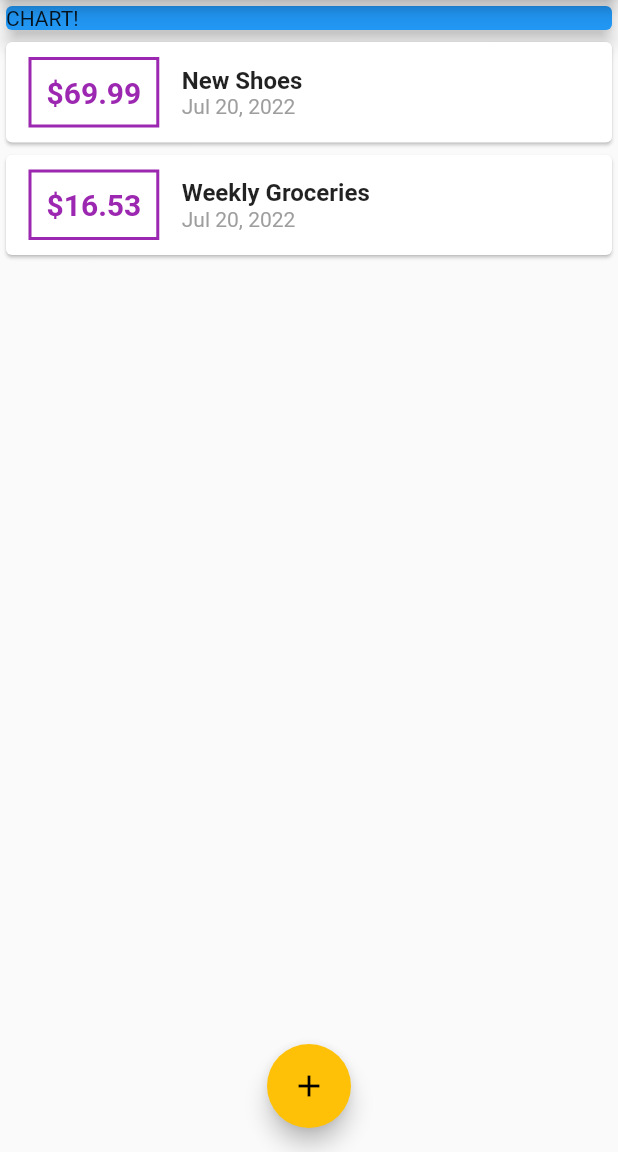
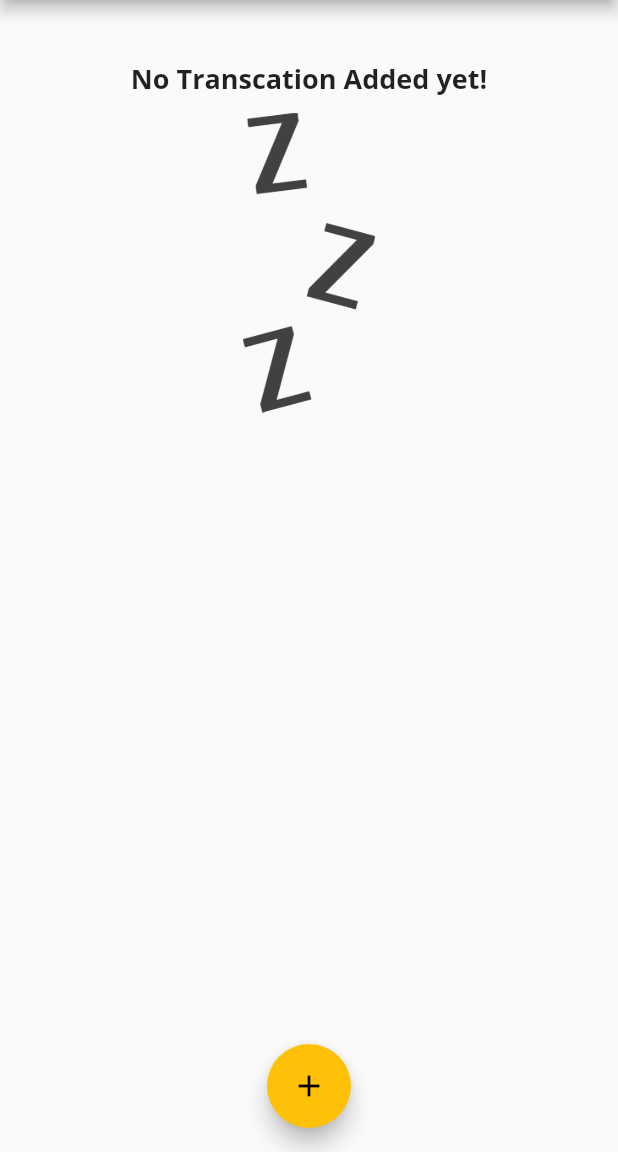
Before and after one commit to Ammar-JT/expenses_app, a Flutter app: the screen it shows after launch, on a phone screen of 412 x 824 dp, the part 84-1236 px from its top. Run offline on Flutter 3.47's test engine with Material 2 defaults, Android fonts, the phone set to English and light mode, and no system bars; missing offline and left inert: dart:ffi.

Commit message:
Lesson 6: Adding IMages + logic for the chart (week transaction)........ but lesson not finished yet

```diff
--- a/lib/main.dart
+++ b/lib/main.dart
@@ -1,35 +1,23 @@
-// Lesson 5: Styling input and output fields + AppBar buttons and floating action buttons + bottom modal + themes + textTheme with exception
+// Lesson 6: Adding IMages + logic for the chart (week transaction) +
 
-// Styling input fields and output
-  // '\$${transactions[index].amount.toStringAsFixed(2)}'
-  // keyboardType: TextInputType.number,
-  // onSubmitted: (_) => submitData,
+// Adding Images to the app:
+  // add the allowed directory in pubspec.yaml:
+  // assets/images/
+  // import it in any widget (in our case i put it in transactionList):
+  // Image.asset('path')
+  // we used BoxFit.cover in the image, so it will fit in the parrent, but if the parent is column it won't fit, so wrapped it in a container!
 
-// AppBar buttons and floating action buttons:
-  // return Scaffold( appBar: AppBar(actions: <Widget>[IconButton()],))
-  // return Scaffold( floatingActionButton: FloatingActionButton(),)
+// SizedBox() <<<< something like dev, we used it here to add a <br> with a specific height
 
-// Bottom Modal:
-  //ShowModalBottomSheet(context, builder(context){}) << to show the modal obviously
-  // context: is a context which never been explained before :/
-  // builder(context){} is a function that will return a widget inside the modal
+// Logic for the chart:
+  // added chart.dart
+  // wrote all the logic to get transaction number for today and the prev 6 days (so the week statistics of the transactions)
 
-// Themes:
-  // simply just put it in MaterialApp in the main app:
-  // theme: ThemeData()
-
-// fonts:
-  // 1- download the font
-  // 2- put it in root/fonts or root/assets/fonts but not in the lib
-  // 3- import it in the pubspec.yaml
-  // 4- put it in the theme in main
-
-// textTheme with exception:
-  // ThemeData.light().textTheme.copyWith() <<< this to use the already-defined ThemeData and change only what inside .copyWith()
-
+//
 
 
 // ignore_for_file: sort_child_properties_last
+import 'package:expenses_app/widgets/chart.dart';
 import 'package:flutter/material.dart';
 
 import './widgets/new_transaction.dart';
@@ -66,7 +54,6 @@ class MyApp extends StatelessWidget {
               ),
         ),
       ),
-
     );
   }
 }
@@ -80,19 +67,29 @@ class MyHomePage extends StatefulWidget {
 
 class _MyHomePageState extends State<MyHomePage> {
   final List<Transaction> _userTransactions = [
-    Transaction(
-      id: 't1',
-      title: 'New Shoes',
-      amount: 69.99,
-      date: DateTime.now(),
+    // Transaction(
+    //   id: 't1',
+    //   title: 'New Shoes',
+    //   amount: 69.99,
+    //   date: DateTime.now(),
+    // ),
+    // Transaction(
+    //   id: 't2',
+    //   title: 'Weekly Groceries',
+    //   amount: 16.53,
+    //   date: DateTime.now(),
+    // ),
+  ];
+
+  List<Transaction> get _recentTransactions {
+    return _userTransactions.where((tx) {
+      return tx.date.isAfter(
+        DateTime.now().subtract(
+          Duration(days: 7),
         ),
-    Transaction(
-      id: 't2',
-      title: 'Weekly Groceries',
-      amount: 16.53,
-      date: DateTime.now(),
-    ),
-  ];
+      );
+    }).toList(); //<<< without this shit the return will for (.where) will be Iterable<Transaction> not List<Transaction
+  }
 
   void _addNewTransaction(String txTitle, double txAmount) {
     final newTx = Transaction(
@@ -139,14 +136,7 @@ class _MyHomePageState extends State<MyHomePage> {
           // mainAxisAlignment: MainAxisAlignment.start,
           crossAxisAlignment: CrossAxisAlignment.stretch,
           children: <Widget>[
-            Container(
-              width: double.infinity,
-              child: Card(
-                color: Colors.blue,
-                child: Text('CHART!'),
-                elevation: 5,
-              ),
-            ),
+            Chart(_recentTransactions),
             TransactionList(_userTransactions),
           ],
         ),
--- /dev/null
+++ b/lib/widgets/chart.dart
@@ -0,0 +1,55 @@
+import 'dart:ffi';
+
+import 'package:flutter/material.dart';
+import 'package:intl/intl.dart';
+
+import '../models/transaction.dart';
+
+class Chart extends StatelessWidget {
+  final List<Transaction> recentTransaction;
+  Chart(this.recentTransaction);
+
+  List<Map<String, Object>> get groupedTransactionValues {
+    //List.generate(length, function(index){}) will generate a list,
+    // length will be the length of the list
+    // function(index) will be a function applied for every index in this list
+    return List.generate(7, (index) {
+      //here we want to get the weekDay of this list,
+      //.. if index=0 then it means today, if it's 1 then it means yesterday.. this is the logic behind this line:
+      final weekDay = DateTime.now().subtract(
+        Duration(days: index),
+      );
+
+      var totalSum = 0.0;
+
+      for (var i = 0; i < recentTransaction.length; i++) {
+        if (recentTransaction[i].date.day == weekDay.day &&
+            recentTransaction[i].date.month == weekDay.month &&
+            recentTransaction[i].date.year == weekDay.year) {
+          totalSum += recentTransaction[i].amount;
+        }
+      }
+
+      print(DateFormat.E().format(weekDay));
+      print(totalSum);
+
+      //item in this list will be:
+      return {
+        'day': DateFormat.E().format(weekDay),
+        'amount': totalSum,
+      };
+    });
+  }
+
+  @override
+  Widget build(BuildContext context) {
+    print(groupedTransactionValues);
+    return Card(
+      elevation: 6,
+      margin: EdgeInsets.all(20),
+      child: Row(
+        children: <Widget>[],
+      ),
+    );
+  }
+}
--- a/lib/widgets/transaction_list.dart
+++ b/lib/widgets/transaction_list.dart
@@ -12,7 +12,26 @@ class TransactionList extends StatelessWidget {
   Widget build(BuildContext context) {
     return Container(
       height: 300,
-      child: ListView.builder(
+      child: transactions.isEmpty
+        ? Column(
+            children: [
+              Text(
+                'No Transcation Added yet!',
+                style: Theme.of(context).textTheme.headline6,
+              ),
+              SizedBox(
+                height: 10,
+              ),
+              Container(
+                height: 200,
+                child: Image.asset(
+                'assets/images/waiting.png',
+                 fit:BoxFit.cover,
+                )
+              ),
+            ],
+          )
+        : ListView.builder(
           itemBuilder: (ctx, index) {
             return Card(
               child: Row(
--- a/pubspec.yaml
+++ b/pubspec.yaml
@@ -59,8 +59,8 @@ flutter:
   uses-material-design: true
 
   # To add assets to your application, add an assets section, like this:
-  # assets:
-  #   - images/a_dot_burr.jpeg
+  assets:
+    - assets/images/
   #   - images/a_dot_ham.jpeg
 
   # An image asset can refer to one or more resolution-specific "variants", see
```
Also changed, not shown: assets/images/waiting.png (added). Lines whose indentation alone changed are shown as unchanged.
